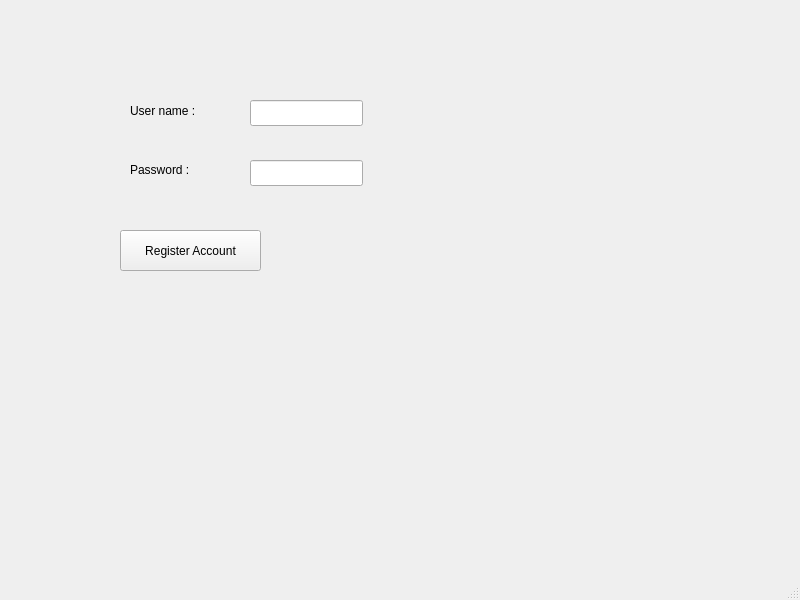
AP-projects-4001/Guys, file AP/login.ui: the form before one commit.
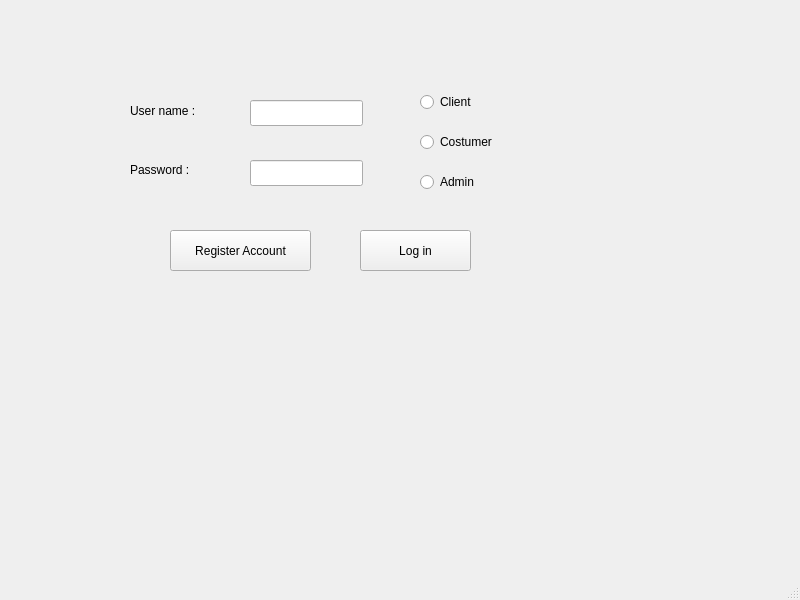
The form after the commit.

Commit message: Finalize login menu

```diff
--- a/AP/login.ui
+++ b/AP/login.ui
@@ -63,7 +63,7 @@
    <widget class="QPushButton" name="register_pushButton">
     <property name="geometry">
      <rect>
-      <x>120</x>
+      <x>170</x>
       <y>230</y>
       <width>141</width>
       <height>41</height>
@@ -73,6 +73,58 @@
      <string>Register Account</string>
     </property>
    </widget>
+   <widget class="QPushButton" name="pushButton">
+    <property name="geometry">
+     <rect>
+      <x>360</x>
+      <y>230</y>
+      <width>111</width>
+      <height>41</height>
+     </rect>
+    </property>
+    <property name="text">
+     <string>Log in</string>
+    </property>
+   </widget>
+   <widget class="QRadioButton" name="radioButton_client">
+    <property name="geometry">
+     <rect>
+      <x>420</x>
+      <y>90</y>
+      <width>110</width>
+      <height>24</height>
+     </rect>
+    </property>
+    <property name="text">
+     <string>Client</string>
+    </property>
+   </widget>
+   <widget class="QRadioButton" name="radioButton_costumer">
+    <property name="geometry">
+     <rect>
+      <x>420</x>
+      <y>130</y>
+      <width>110</width>
+      <height>24</height>
+     </rect>
+    </property>
+    <property name="text">
+     <string>Costumer</string>
+    </property>
+   </widget>
+   <widget class="QRadioButton" name="radioButton_admin">
+    <property name="geometry">
+     <rect>
+      <x>420</x>
+      <y>170</y>
+      <width>110</width>
+      <height>24</height>
+     </rect>
+    </property>
+    <property name="text">
+     <string>Admin</string>
+    </property>
+   </widget>
   </widget>
   <widget class="QMenuBar" name="menubar">
    <property name="geometry">
```
The commit also changes 9 other files.
